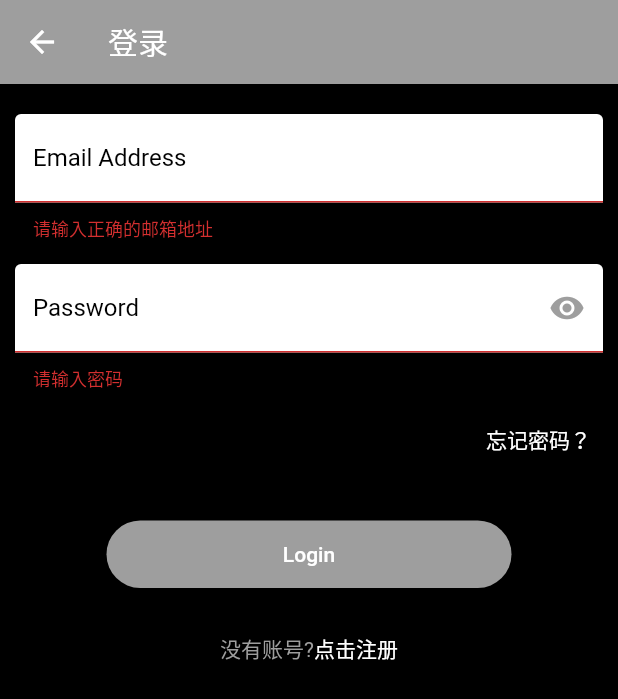
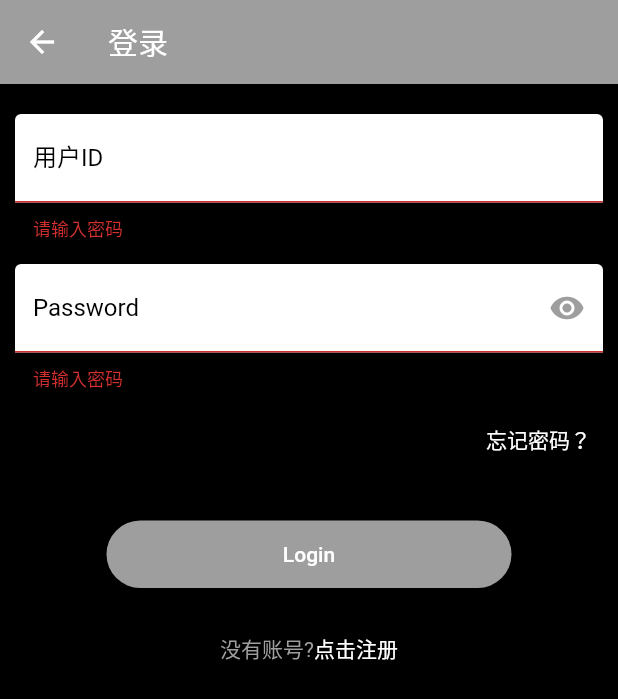
Before and after one commit to Zengcheng283/03_03_flutter_demo, a Flutter app: the LoginPage screen opened directly, after a tap on "Login", on a phone screen of 412 x 824 dp. Shown: the top 699 px of the screen. Run offline on Flutter 3.47's test engine with Material 2 defaults, Android fonts, the light colour scheme and no system bars; our stand-ins replace audioplayers, dio.

Commit message:
add login function

```diff
--- /dev/null
+++ b/db/user.yaml
@@ -0,0 +1,6 @@
+person1:
+  userId: 2309188
+  pwd: "ssss212"
+person2:
+  userId: 123456
+  pwd: "123456"
--- a/lib/main.dart
+++ b/lib/main.dart
@@ -10,7 +10,7 @@ import 'package:audioplayers/audioplayers.dart';
 
 /// 主函数入口，由此开始运行程序
 
-bool loginState = false;
+LoginState loginState = LoginState(false);
 
 void main() {
   runApp(const MyApp());
--- a/lib/page/loginPage.dart
+++ b/lib/page/loginPage.dart
@@ -1,9 +1,10 @@
-import 'package:dio/dio.dart';
-
 // ignore_for_file: file_names, library_private_types_in_public_api, unused_field
 
 import 'package:flutter/material.dart';
+import 'package:flutter_demo/main.dart';
 import 'package:flutter_demo/methods/appBar.dart';
+import 'package:flutter_demo/methods/logic.dart';
+import 'package:flutter_demo/methods/showDialog.dart';
 
 class LoginPage extends StatefulWidget {
   const LoginPage({super.key});
@@ -84,13 +85,28 @@ class _LoginPageState extends State<LoginPage> {
               shape: MaterialStateProperty.all(const StadiumBorder(
                   side: BorderSide(style: BorderStyle.none)))),
           child: const Text('Login', style: TextStyle(color: Colors.white)),
-          onPressed: () {
+          onPressed: () async {
             // 表单校验通过才会继续执行
             if ((_formKey.currentState as FormState).validate()) {
-              Dio().post("http://127.0.0.1:60000/login", data: {
-                "user": _emailController.text,
-                "psw": _passwordController.text
-              });
+              // Dio().post("http://127.0.0.1:60000/login", data: {
+              //   "user": _emailController.text,
+              //   "psw": _passwordController.text
+              // });
+              // ignore: unrelated_type_equality_checks
+              var res = await login(
+                  int.parse(_emailController.text), _passwordController.text);
+
+              if (res == "success") {
+                showDialog(
+                    context: context,
+                    builder: (context) => nomalDialog("登录成功", context));
+                loginState.setLoginState(true);
+              } else {
+                showDialog(
+                    context: context,
+                    builder: (context) => nomalDialog("登录失败", context));
+              }
+
               // Navigator.pushAndRemoveUntil(
               //     context,
               //     MaterialPageRoute(
@@ -157,18 +173,22 @@ class _LoginPageState extends State<LoginPage> {
       controller: _emailController,
       style: const TextStyle(color: Colors.black),
       decoration: const InputDecoration(
-          labelText: 'Email Address',
+          labelText: '用户ID',
           filled: true,
           fillColor: Colors.white,
           labelStyle: TextStyle(color: Colors.black)),
       validator: (v) {
-        var emailReg = RegExp(
-            r"[\w!#$%&'*+/=?^_`{|}~-]+(?:\.[\w!#$%&'*+/=?^_`{|}~-]+)*@(?:[\w](?:[\w-]*[\w])?\.)+[\w](?:[\w-]*[\w])?");
-        if (!emailReg.hasMatch(v!)) {
-          return '请输入正确的邮箱地址';
+        if (v!.isEmpty) {
+          return '请输入密码';
         }
-
         return null;
+        // (v) {
+        //   var emailReg = RegExp(
+        //       r"[\w!#$%&'*+/=?^_`{|}~-]+(?:\.[\w!#$%&'*+/=?^_`{|}~-]+)*@(?:[\w](?:[\w-]*[\w])?\.)+[\w](?:[\w-]*[\w])?");
+        //   if (!emailReg.hasMatch(v!)) {
+        //     return '请输入正确的邮箱地址';
+        //   }
+        // return null;
       },
       onSaved: (v) => _email = v!,
     );
```
Also changed, not shown: lib/methods/logic.dart (+31 -0 lines), lib/methods/showDialog.dart (+16 -0 lines), lib/page/leftDockerPage.dart (+14 -8 lines), 1 other file.
